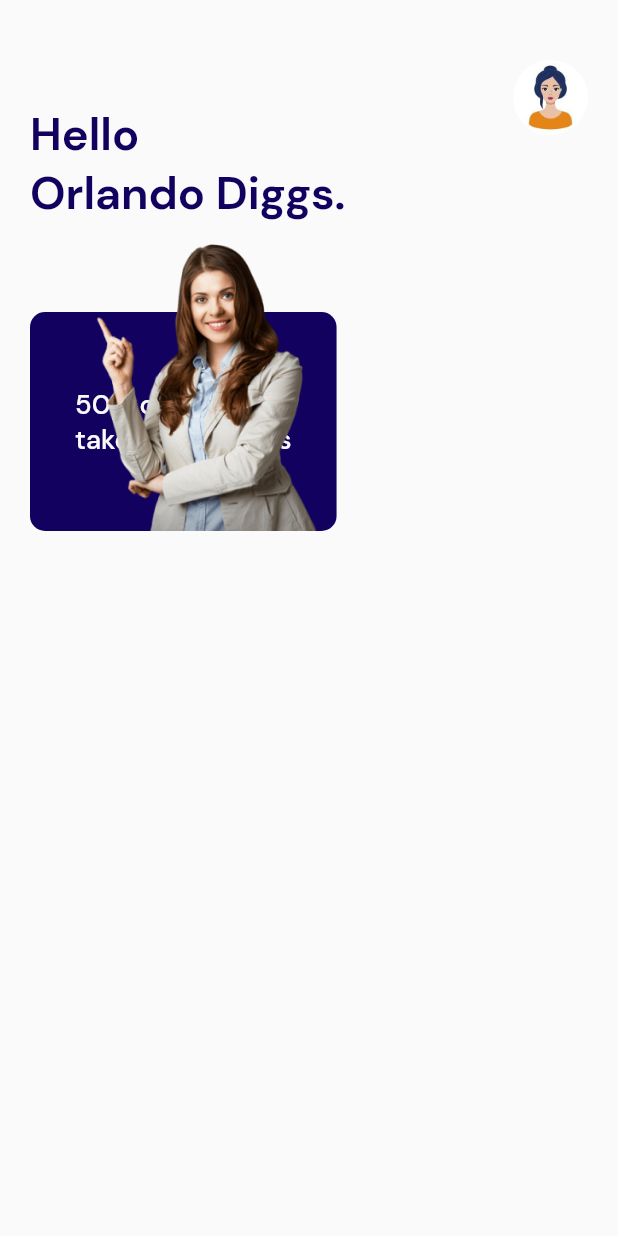
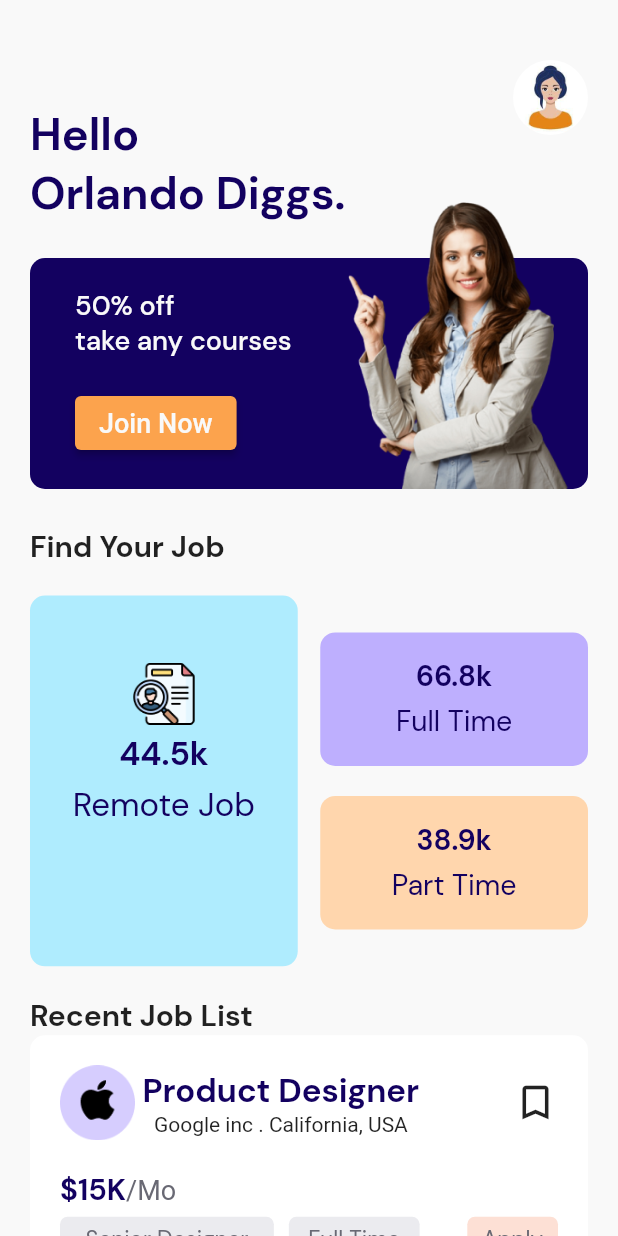
Before and after one commit to mirfan23/Job_finder, a Flutter app: the HomeView screen opened by its route, on a phone screen of 412 x 824 dp. Run offline on Flutter 3.47's test engine with Material 2 defaults, Android fonts, the phone set to English and light mode, and no system bars; our stand-ins replace get.

Commit message:
add homepage lengkap

```diff
--- a/lib/app/modules/home/views/home_view.dart
+++ b/lib/app/modules/home/views/home_view.dart
@@ -1,3 +1,5 @@
+import 'dart:ui';
+
 import 'package:flutter/material.dart';
 
 import 'package:get/get.dart';
@@ -5,130 +7,200 @@ import 'package:job_finder/app/values/colors.dart';
 import 'package:job_finder/app/values/styles.dart';
 
 import '../controllers/home_controller.dart';
+import '../widgets/jobhunting.dart';
+import '../widgets/subtext.dart';
+import '../widgets/welcome.dart';
 
 class HomeView extends GetView<HomeController> {
   @override
   Widget build(BuildContext context) {
     return Scaffold(
-      // appBar: AppBar(
-      //   title: Text('HomeView'),
-      //   centerTitle: true,
-      // ),
+      backgroundColor: MyColors.white,
       body: SafeArea(
         child: SingleChildScrollView(
+          child: Container(
+            margin: EdgeInsets.symmetric(
+              horizontal: 20,
+            ),
             child: Column(
               children: [
                 SizedBox(
                   height: 40,
                 ),
-              Padding(
-                padding: const EdgeInsets.symmetric(
-                  horizontal: 20,
+                WelcomeWidget(),
+                SizedBox(
+                  height: 25,
                 ),
-                child: Stack(
-                  children: [
-                    Align(
-                      alignment: Alignment.topRight,
-                      child: ClipRRect(
-                        borderRadius: BorderRadius.circular(
-                          Get.width,
+                SubText(),
+                SizedBox(
+                  height: 20,
                 ),
-                        child: Image(
-                          image: AssetImage(
-                            'assets/images/girl-vektor.jpg',
+                JobHunting(),
+                SizedBox(
+                  height: 20,
                 ),
-                          height: 50,
-                          width: 50,
-                        ),
-                      ),
-                    ),
-                    Column(
-                      crossAxisAlignment: CrossAxisAlignment.start,
-                      children: [
-                        SizedBox(
-                          height: 30,
-                        ),
-                        Text(
-                          "Hello \nOrlando Diggs.",
-                          style: TextStyle(
-                            fontSize: 30,
-                            fontFamily: MyStyles.Bold,
-                            color: MyColors.primaryColor,
-                          ),
-                          textAlign: TextAlign.start,
-                        ),
-                        Stack(
-                          alignment: Alignment.bottomRight,
-                          children: [
-                            Container(
-                              // width: double.infinity,
-                              padding: EdgeInsets.symmetric(
-                                horizontal: 30,
-                                vertical: 50,
-                              ),
+                SubText2(),
+                ListView.separated(
+                  shrinkWrap: true,
+                  physics: NeverScrollableScrollPhysics(),
+                  itemBuilder: (_, __) {
+                    return Container(
                       decoration: BoxDecoration(
                         borderRadius: BorderRadius.circular(
                           10,
                         ),
-                                color: MyColors.primaryColor,
+                        // border: Border
+                        color: MyColors.purewhite,
+                      ),
+                      padding: EdgeInsets.all(
+                        20,
                       ),
                       child: Column(
                         crossAxisAlignment: CrossAxisAlignment.start,
                         children: [
+                          Row(
+                            children: [
+                              Image(
+                                image: AssetImage(
+                                  'assets/images/logo.png',
+                                ),
+                                height: 50,
+                              ),
+                              SizedBox(
+                                width: 5,
+                              ),
+                              Column(
+                                children: [
                                   Text(
-                                    "50% off \ntake any courses",
+                                    "Product Designer",
                                     style: TextStyle(
-                                      fontSize: 18,
-                                      fontFamily: MyStyles.Medium,
-                                      color: MyColors.white,
+                                      color: MyColors.primaryColor,
+                                      fontFamily: MyStyles.Bold,
+                                      fontSize: 22,
                                     ),
                                   ),
-                                  // SizedBox(
-                                  //   height: 20,
-                                  // ),
-                                  // SizedBox(
-                                  //   height: 20,
-                                  // ),
-                                  // SizedBox(
-                                  //   height: 20,
-                                  // ),
-                                  // SizedBox(
-                                  //   height: 20,
-                                  // ),
-                                  // InkWell(
-                                  //   onTap: () {},
-                                  //   child: Container(
-                                  //     color: MyColors.orange,
-                                  //     padding: EdgeInsets.symmetric(
-                                  //       horizontal: 20,
-                                  //       vertical: 20,
-                                  //     ),
-                                  //     child: Text(
-                                  //       "Join Now",
-                                  //       style: TextStyle(
-                                  //         color: MyColors.white,
-                                  //         fontSize: 18,
-                                  //       ),
-                                  //     ),
-                                  //   ),
-                                  // ),
+                                  Text("Google inc . California, USA"),
+                                ],
+                              ),
+                              Spacer(),
+                              Icon(
+                                Icons.bookmark_outline,
+                                size: 30,
+                              )
+                            ],
+                          ),
+                          SizedBox(
+                            height: 20,
+                          ),
+                          RichText(
+                            text: TextSpan(
+                              children: [
+                                TextSpan(
+                                  style: TextStyle(
+                                    color: MyColors.primaryColor,
+                                    fontSize: 20,
+                                    fontFamily: MyStyles.Bold,
+                                  ),
+                                  text: "\$15K",
+                                ),
+                                TextSpan(
+                                  children: [
+                                    TextSpan(
+                                      style: TextStyle(
+                                        color: MyColors.darkGray,
+                                        fontSize: 18,
+                                      ),
+                                      text: "/Mo",
+                                    ),
+                                  ],
+                                ),
                               ],
                             ),
                           ),
-                            Image(
-                              image: AssetImage(
-                                'assets/images/mentor.png',
+                          SizedBox(
+                            height: 5,
                           ),
-                              height: Get.width * 0.5,
+                          Row(
+                            children: [
+                              Container(
+                                padding: EdgeInsets.symmetric(
+                                  horizontal: 17,
+                                  vertical: 5,
+                                ),
+                                decoration: BoxDecoration(
+                                  borderRadius: BorderRadius.circular(
+                                    5,
+                                  ),
+                                  color: MyColors.whiteGrey,
+                                ),
+                                child: Text(
+                                  "Senior Designer",
+                                  style: TextStyle(
+                                    color: MyColors.darkGray,
+                                    fontSize: 15,
+                                    fontFamily: MyStyles.Regular,
+                                  ),
+                                ),
+                              ),
+                              SizedBox(
+                                width: 10,
+                              ),
+                              Container(
+                                padding: EdgeInsets.symmetric(
+                                  horizontal: 13,
+                                  vertical: 5,
+                                ),
+                                decoration: BoxDecoration(
+                                  borderRadius: BorderRadius.circular(
+                                    5,
+                                  ),
+                                  color: MyColors.whiteGrey,
+                                ),
+                                child: Text(
+                                  "Full Time",
+                                  style: TextStyle(
+                                    color: MyColors.darkGray,
+                                    fontSize: 15,
+                                    fontFamily: MyStyles.Regular,
+                                  ),
+                                ),
+                              ),
+                              Spacer(),
+                              Container(
+                                padding: EdgeInsets.symmetric(
+                                  horizontal: 10,
+                                  vertical: 5,
+                                ),
+                                decoration: BoxDecoration(
+                                  borderRadius: BorderRadius.circular(
+                                    5,
+                                  ),
+                                  color: MyColors.lightcream,
+                                ),
+                                child: Text(
+                                  "Apply",
+                                  style: TextStyle(
+                                    color: MyColors.darkGray,
+                                    fontSize: 15,
+                                    fontFamily: MyStyles.Regular,
+                                  ),
+                                ),
                               ),
                             ],
                           )
                         ],
                       ),
+                    );
+                  },
+                  separatorBuilder: (_, __) {
+                    return SizedBox(
+                      height: 20,
+                    );
+                  },
+                  itemCount: 5,
+                )
               ],
             ),
-              )
-            ],
           ),
         ),
       ),
--- /dev/null
+++ b/lib/app/modules/home/widgets/jobhunting.dart
@@ -0,0 +1,144 @@
+import 'package:flutter/material.dart';
+import 'package:get/get.dart';
+
+import '../../../values/colors.dart';
+import '../../../values/styles.dart';
+import '../controllers/home_controller.dart';
+
+class JobHunting extends GetView<HomeController> {
+  @override
+  Widget build(BuildContext context) {
+    return Row(
+      children: [
+        Expanded(
+          child: Container(
+            decoration: BoxDecoration(
+              borderRadius: BorderRadius.circular(
+                10,
+              ),
+              color: MyColors.blue,
+            ),
+            padding: EdgeInsets.symmetric(
+              vertical: 45,
+            ),
+            height: Get.height * 0.30,
+            child: Column(
+              children: [
+                Image(
+                  image: AssetImage(
+                    "assets/images/jobhunting.png",
+                  ),
+                  height: Get.width * 0.1,
+                ),
+                SizedBox(
+                  height: 5,
+                ),
+                Text(
+                  "44.5k",
+                  style: TextStyle(
+                    color: MyColors.primaryColor,
+                    fontFamily: MyStyles.Bold,
+                    fontSize: 22,
+                  ),
+                ),
+                SizedBox(
+                  height: 5,
+                ),
+                Text(
+                  "Remote Job",
+                  style: TextStyle(
+                    color: MyColors.primaryColor,
+                    fontFamily: MyStyles.Regular,
+                    fontSize: 22,
+                  ),
+                )
+              ],
+            ),
+          ),
+        ),
+        SizedBox(
+          width: 15,
+        ),
+        Expanded(
+          child: Column(
+            children: [
+              Container(
+                decoration: BoxDecoration(
+                  borderRadius: BorderRadius.circular(
+                    10,
+                  ),
+                  color: MyColors.purple,
+                ),
+                padding: EdgeInsets.all(
+                  17,
+                ),
+                width: Get.width * 0.8,
+                child: Column(
+                  children: [
+                    Text(
+                      "66.8k",
+                      style: TextStyle(
+                        color: MyColors.primaryColor,
+                        fontFamily: MyStyles.Bold,
+                        fontSize: 19,
+                      ),
+                    ),
+                    SizedBox(
+                      height: 5,
+                    ),
+                    Text(
+                      "Full Time",
+                      style: TextStyle(
+                        color: MyColors.primaryColor,
+                        fontFamily: MyStyles.Regular,
+                        fontSize: 19,
+                      ),
+                    )
+                  ],
+                ),
+              ),
+              SizedBox(
+                height: 20,
+              ),
+              Container(
+                decoration: BoxDecoration(
+                  borderRadius: BorderRadius.circular(
+                    10,
+                  ),
+                  color: MyColors.cream,
+                ),
+                padding: EdgeInsets.all(
+                  17,
+                ),
+                width: Get.width * 0.8,
+                child: Column(
+                  children: [
+                    Text(
+                      "38.9k",
+                      style: TextStyle(
+                        color: MyColors.primaryColor,
+                        fontFamily: MyStyles.Bold,
+                        fontSize: 19,
+                      ),
+                    ),
+                    SizedBox(
+                      height: 5,
+                    ),
+                    Text(
+                      "Part Time",
+                      style: TextStyle(
+                        color: MyColors.primaryColor,
+                        fontFamily: MyStyles.Regular,
+                        fontSize: 19,
+                      ),
+                    )
+                  ],
+                ),
+              )
+            ],
+          ),
+        )
+      ],
+    );
+  }
+}
--- /dev/null
+++ b/lib/app/modules/home/widgets/subtext.dart
@@ -0,0 +1,43 @@
+import 'package:flutter/material.dart';
+import 'package:get/get.dart';
+
+import '../../../values/styles.dart';
+import '../controllers/home_controller.dart';
+
+class SubText extends GetView<HomeController> {
+  @override
+  Widget build(BuildContext context) {
+    return Align(
+      alignment: Alignment.centerLeft,
+      // padding: EdgeInsets.only(
+      //   left: 23,
+      // ),
+      child: Text(
+        "Find Your Job",
+        style: TextStyle(
+          fontFamily: MyStyles.Bold,
+          fontSize: 20,
+        ),
+      ),
+    );
+  }
+}
+
+class SubText2 extends GetView<HomeController> {
+  @override
+  Widget build(BuildContext context) {
+    return Align(
+      alignment: Alignment.centerLeft,
+      // padding: EdgeInsets.only(
+      //   left: 23,
+      // ),
+      child: Text(
+        "Recent Job List",
+        style: TextStyle(
+          fontFamily: MyStyles.Bold,
+          fontSize: 20,
+        ),
+      ),
+    );
+  }
+}
--- /dev/null
+++ b/lib/app/modules/home/widgets/welcome.dart
@@ -0,0 +1,108 @@
+import 'package:flutter/material.dart';
+import 'package:get/get.dart';
+
+import '../../../values/colors.dart';
+import '../../../values/styles.dart';
+import '../controllers/home_controller.dart';
+
+class WelcomeWidget extends GetView<HomeController> {
+  @override
+  Widget build(BuildContext context) {
+    return Stack(
+      children: [
+        Align(
+          alignment: Alignment.topRight,
+          child: ClipRRect(
+            borderRadius: BorderRadius.circular(
+              Get.width,
+            ),
+            child: Image(
+              image: AssetImage(
+                'assets/images/girl-vektor.jpg',
+              ),
+              height: 50,
+              width: 50,
+            ),
+          ),
+        ),
+        Column(
+          crossAxisAlignment: CrossAxisAlignment.start,
+          children: [
+            SizedBox(
+              height: 30,
+            ),
+            Text(
+              "Hello \nOrlando Diggs.",
+              style: TextStyle(
+                fontSize: 30,
+                fontFamily: MyStyles.Bold,
+                color: MyColors.primaryColor,
+              ),
+              textAlign: TextAlign.start,
+            ),
+          ],
+        ),
+        Padding(
+          padding: EdgeInsets.only(
+            top: 80,
+          ),
+          child: Stack(
+            alignment: Alignment.bottomRight,
+            children: [
+              Container(
+                width: double.infinity,
+                padding: EdgeInsets.symmetric(
+                  horizontal: 30,
+                  vertical: 20,
+                ),
+                decoration: BoxDecoration(
+                  borderRadius: BorderRadius.circular(
+                    10,
+                  ),
+                  color: MyColors.primaryColor,
+                ),
+                child: Column(
+                  crossAxisAlignment: CrossAxisAlignment.start,
+                  children: [
+                    Text(
+                      "50% off \ntake any courses",
+                      style: TextStyle(
+                        fontSize: 18,
+                        fontFamily: MyStyles.Medium,
+                        color: MyColors.white,
+                      ),
+                    ),
+                    SizedBox(
+                      height: 20,
+                    ),
+                    ElevatedButton(
+                      onPressed: () {},
+                      style: ButtonStyle(
+                        backgroundColor: MaterialStateProperty.all<Color>(
+                          MyColors.orange,
+                        ),
+                      ),
+                      child: Text(
+                        "Join Now",
+                        style: TextStyle(
+                          color: MyColors.white,
+                          fontSize: 18,
+                        ),
+                      ),
+                    ),
+                  ],
+                ),
+              ),
+              Image(
+                image: AssetImage(
+                  'assets/images/mentor.png',
+                ),
+                height: Get.width * 0.5,
+              ),
+            ],
+          ),
+        )
+      ],
+    );
+  }
+}
--- a/lib/app/modules/splash_screen/views/splash_screen_view.dart
+++ b/lib/app/modules/splash_screen/views/splash_screen_view.dart
@@ -85,7 +85,7 @@ class SplashScreenView extends GetView<SplashScreenController> {
                   message: "Next",
                   child: InkWell(
                     onTap: () {
-                      Get.offNamed(AppPages.INITIAL_LG);
+                      Get.offNamed(AppPages.INITIAL_HM);
                     },
                     borderRadius: BorderRadius.circular(Get.width),
                     child: Container(
--- a/lib/app/values/colors.dart
+++ b/lib/app/values/colors.dart
@@ -13,6 +13,9 @@ class MyColors {
   static Color orange = Color.fromRGBO(252, 163, 77, 1);
   static Color red = Color.fromRGBO(251, 65, 65, 1);
   static Color blue = Color.fromRGBO(175, 236, 254, 1);
+  static Color purple = Color.fromRGBO(190, 175, 254, 1);
+  static Color cream = Color.fromRGBO(255, 214, 173, 1);
+  static Color lightcream = Color.fromRGBO(253, 224, 213, 1);
 
   // Text Colors
   static Color black = Color.fromRGBO(23, 23, 37, 1);
@@ -21,5 +24,6 @@ class MyColors {
   static Color grey50 = Color.fromRGBO(146, 146, 157, 0.5);
   static Color whiteGrey = Color.fromRGBO(235, 235, 239, 1);
   static Color white = Color.fromRGBO(249, 249, 249, 1);
+  static Color purewhite = Color.fromRGBO(255, 255, 255, 1);
   static Color lineDark = Color.fromRGBO(234, 234, 234, 1);
 }
```
Also changed, not shown: assets/images/jobhunting.png (added), assets/images/logo.png (added). Lines whose indentation alone changed are shown as unchanged.
